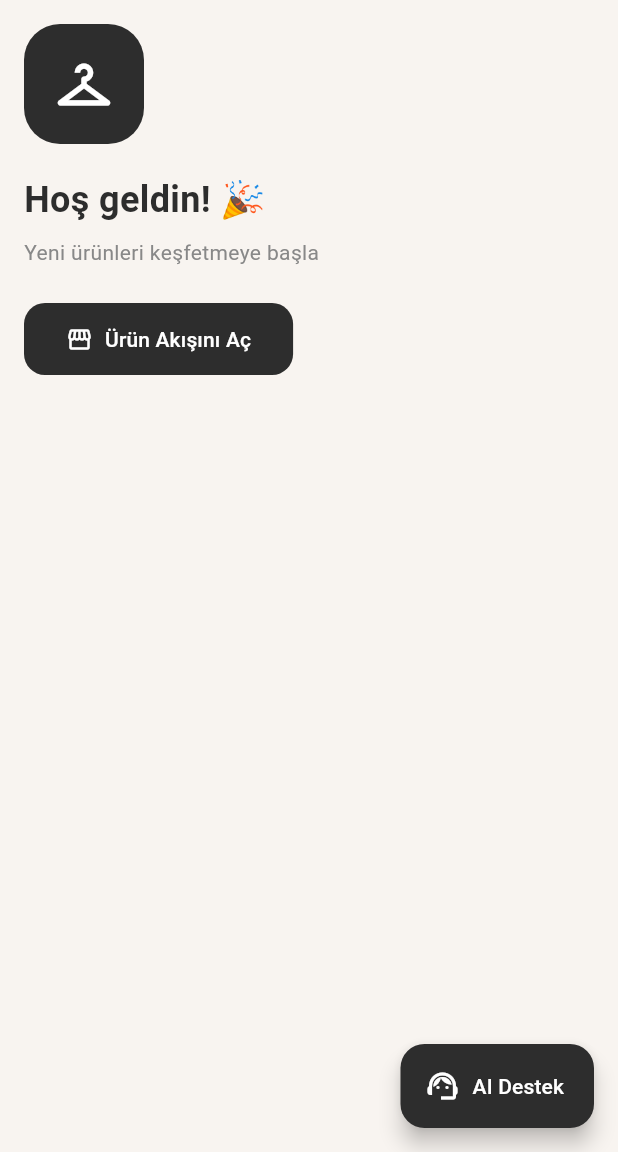
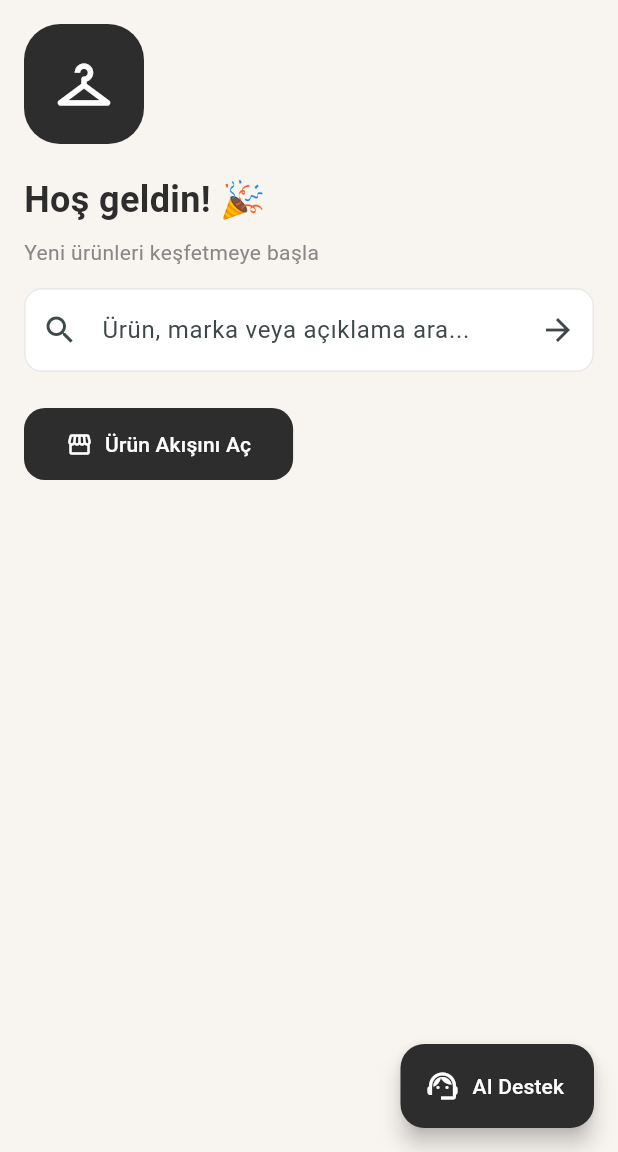
Before and after one commit to buse-akdeniz/vitrin_app, a Flutter app: the HomeScreen screen opened directly, on a phone screen of 412 x 824 dp, the part 84-1236 px from its top. Run offline on Flutter 3.47's test engine with Material 3 defaults, Android fonts, the phone set to English and light mode, and no system bars; our stand-ins replace shared_preferences; accounts and stored records are empty; network calls fail; statements that could not run were skipped.

Commit message:
feat: add home search bar and query-based product navigation

```diff
--- a/lib/screens/home_screen.dart
+++ b/lib/screens/home_screen.dart
@@ -14,12 +14,18 @@ class HomeScreen extends StatefulWidget {
 
 class _HomeScreenState extends State<HomeScreen> {
   List<dynamic> _sosProducts = [];
-
+  final TextEditingController _searchController = TextEditingController();
 
   @override
   void initState() {
     super.initState();
     _loadSosProducts();
+  }
+
+  @override
+  void dispose() {
+    _searchController.dispose();
+    super.dispose();
   }
 
   Future<void> _loadSosProducts() async {
@@ -44,6 +50,16 @@ class _HomeScreenState extends State<HomeScreen> {
       context,
       MaterialPageRoute(builder: (_) => const LoginScreen()),
       (_) => false,
+    );
+  }
+
+  void _openSearchResults() {
+    final query = _searchController.text.trim();
+    Navigator.push(
+      context,
+      MaterialPageRoute(
+        builder: (_) => ProductsScreen(initialQuery: query),
+      ),
     );
   }
 
@@ -107,6 +123,30 @@ class _HomeScreenState extends State<HomeScreen> {
                   const Text(
                     'Yeni ürünleri keşfetmeye başla',
                     style: TextStyle(fontSize: 14, color: Color(0xFF888888)),
+                  ),
+                  const SizedBox(height: 14),
+                  TextField(
+                    controller: _searchController,
+                    textInputAction: TextInputAction.search,
+                    onSubmitted: (_) => _openSearchResults(),
+                    decoration: InputDecoration(
+                      hintText: 'Ürün, marka veya açıklama ara...',
+                      filled: true,
+                      fillColor: Colors.white,
+                      prefixIcon: const Icon(Icons.search),
+                      suffixIcon: IconButton(
+                        onPressed: _openSearchResults,
+                        icon: const Icon(Icons.arrow_forward),
+                      ),
+                      border: OutlineInputBorder(
+                        borderRadius: BorderRadius.circular(12),
+                        borderSide: BorderSide.none,
+                      ),
+                      enabledBorder: OutlineInputBorder(
+                        borderRadius: BorderRadius.circular(12),
+                        borderSide: const BorderSide(color: Color(0xFFE8E8E8)),
+                      ),
+                    ),
                   ),
                   const SizedBox(height: 24),
                   ElevatedButton.icon(
```
Also changed, not shown: lib/screens/products_screen.dart (+8 -1 lines).
